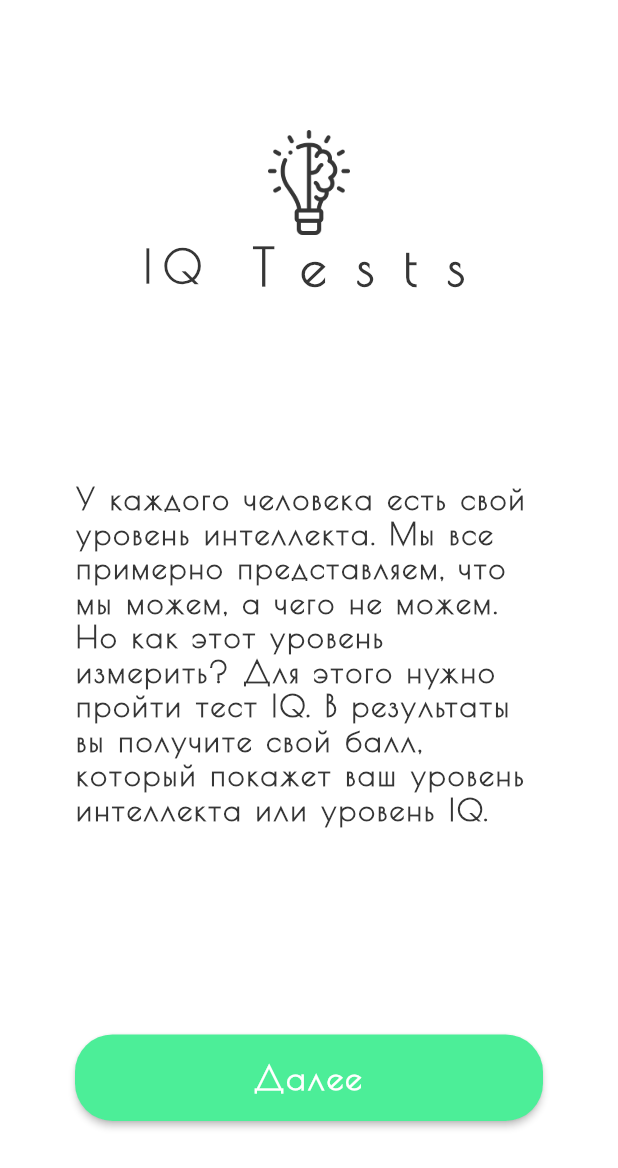
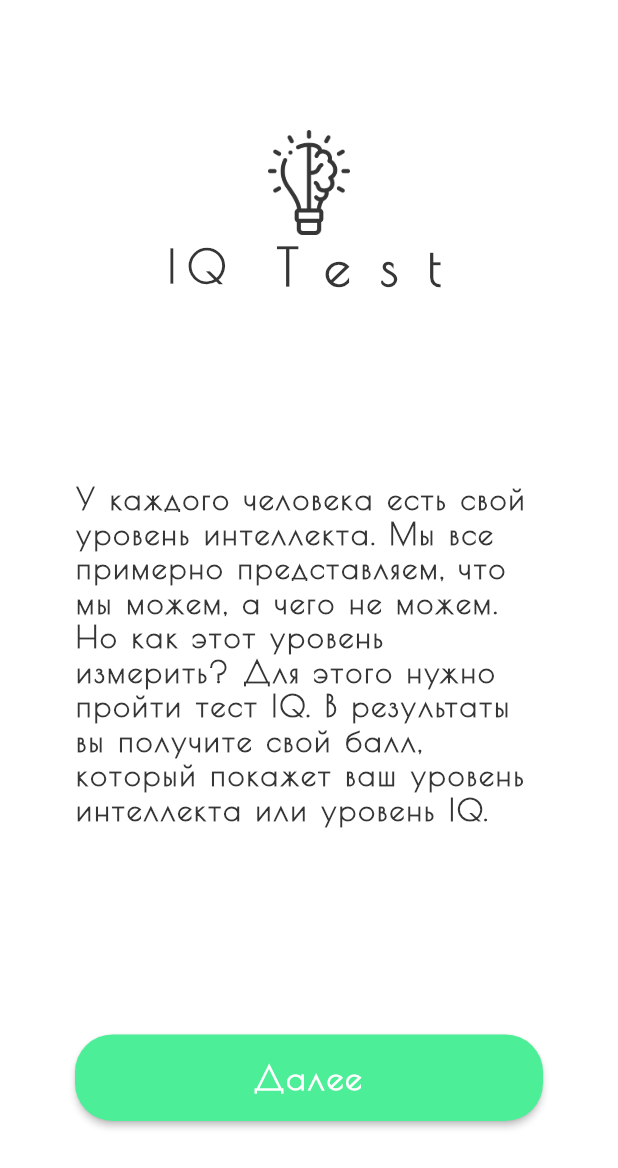
Before and after one commit to DavidBeppiev/iq-test, a Flutter app: the screen it shows after launch, on a phone screen of 412 x 824 dp. Shown: the top 1168 px of the screen. Run offline on Flutter 3.47's test engine with Material 2 defaults, Android fonts, the phone set to English and light mode, and no system bars; our stand-ins replace bloc, flutter_bloc; missing offline and left inert: material_dialogs.

Commit message:
=== NEW === 1) Rename app

```diff
--- a/lib/data/constants/strings.dart
+++ b/lib/data/constants/strings.dart
@@ -1,7 +1,7 @@
 class MyStrings {
   ///  = = = IinitialPageStrings = = =
   static const String logoName1 = 'Iq';
-  static const String logoName2 = 'Tests';
+  static const String logoName2 = 'Test';
 
   static const String descriptionText =
       'У каждого человека есть свой уровень интеллекта. Мы все примерно представляем, что мы можем, а чего не можем. Но как этот уровень измерить? Для этого нужно пройти тест IQ. В результаты вы получите свой балл, который покажет ваш уровень интеллекта или уровень IQ.';
```
Also changed, not shown: 2 other files.
